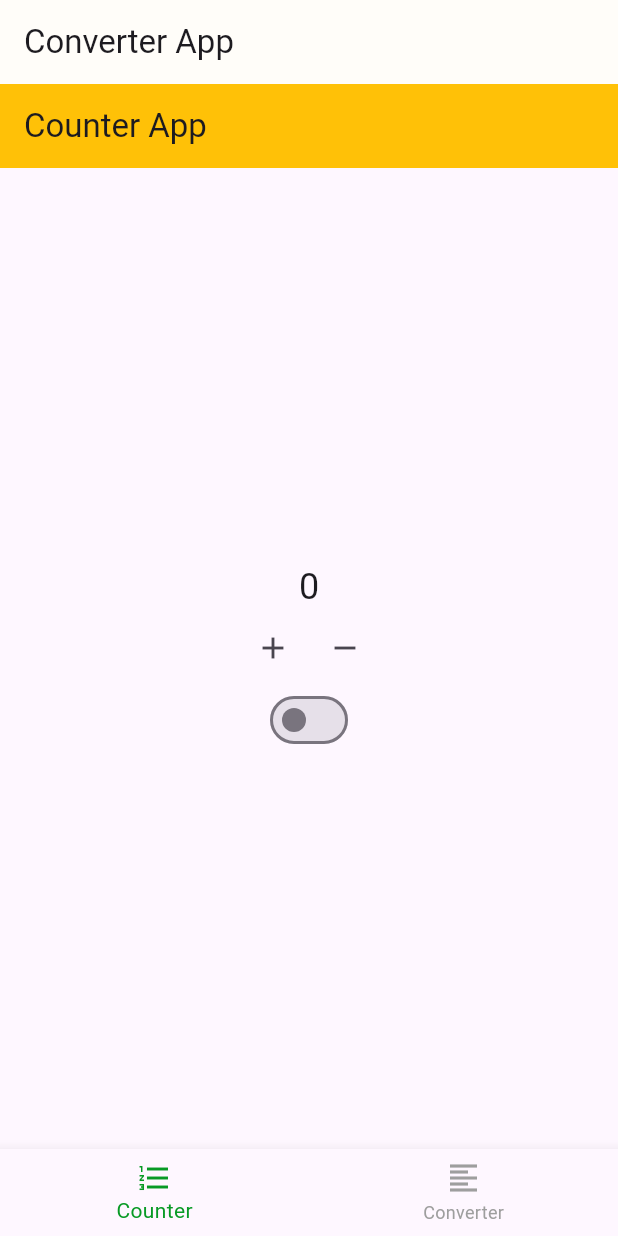
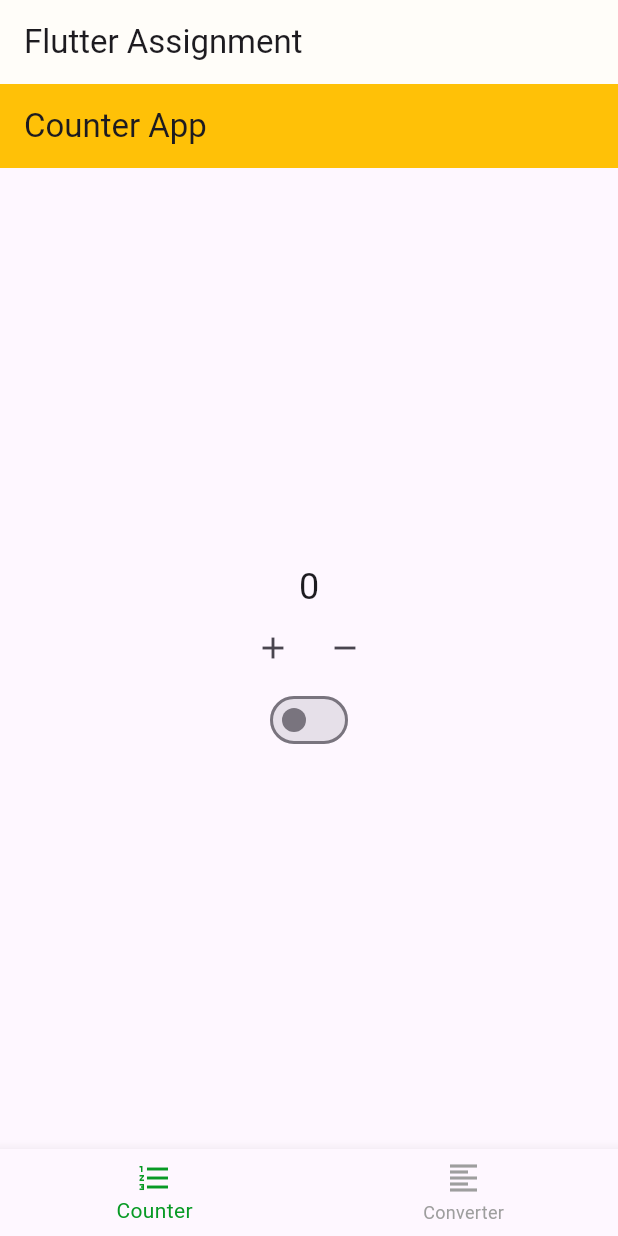
Before and after one commit to mohitvermax/flutter_assignment, a Flutter app: the screen it shows after launch, after a tap on the "add" icon, after a tap on the "remove" icon, on a phone screen of 412 x 824 dp. Run offline on Flutter 3.47's test engine with Material 3 defaults, Android fonts, the phone set to English and light mode, and no system bars; our stand-ins replace flutter_bloc.

Commit message:
counter app fixed

```diff
--- a/lib/features/counter/bloc/counter_bloc.dart
+++ b/lib/features/counter/bloc/counter_bloc.dart
@@ -1,18 +1,29 @@
+import 'dart:async';
+
 import 'package:flutter_bloc/flutter_bloc.dart';
 
 part 'counter_event.dart';
 part 'counter_state.dart';
 
 class CounterBloc extends Bloc<CounterEvent, CounterState> {
-  CounterBloc() : super(CounterState(0, false));
+  CounterBloc() : super(CounterState(0, false)) {
+    on<IncrementEvent>(incrementEvent);
+    on<DecrementEvent>(decrementEvent);
+    on<ToggleBinaryEvent>(toggleBinaryEvent);
+  }
 
-  Stream<CounterState> mapEventToState(CounterEvent event) async* {
-    if (event is IncrementEvent) {
-      yield CounterState(state.count + 1, state.isBinary);
-    } else if (event is DecrementEvent) {
-      yield CounterState(state.count - 1, state.isBinary);
-    } else if (event is ToggleBinaryEvent) {
-      yield CounterState(state.count, !state.isBinary);
-    }
+  FutureOr<void> incrementEvent(
+      IncrementEvent event, Emitter<CounterState> emit) {
+    emit(CounterState(state.count + 1, state.isBinary));
+  }
+
+  FutureOr<void> decrementEvent(
+      DecrementEvent event, Emitter<CounterState> emit) {
+    emit(CounterState(state.count - 1, state.isBinary));
+  }
+
+  FutureOr<void> toggleBinaryEvent(
+      ToggleBinaryEvent event, Emitter<CounterState> emit) {
+    emit(CounterState(state.count, !state.isBinary));
   }
 }
--- a/lib/features/counter/counter_page.dart
+++ b/lib/features/counter/counter_page.dart
@@ -1,6 +1,6 @@
 import 'package:flutter/material.dart';
-import 'package:flutter_assignment/features/counter/bloc/counter_bloc.dart';
 import 'package:flutter_bloc/flutter_bloc.dart';
+import 'package:flutter_assignment/features/counter/bloc/counter_bloc.dart'; // Import the counter_bloc.dart file
 
 class CounterPage extends StatelessWidget {
   @override
@@ -40,6 +40,7 @@ class CounterView extends StatelessWidget {
                     IconButton(
                       icon: Icon(Icons.add),
                       onPressed: () {
+                        // Dispatch IncrementEvent when add button is pressed
                         counterBloc.add(IncrementEvent());
                       },
                     ),
--- a/lib/main.dart
+++ b/lib/main.dart
@@ -28,14 +28,14 @@ class _MyAppState extends State<MyApp> {
   Widget build(BuildContext context) {
     return MaterialApp(
       debugShowCheckedModeBanner: false,
-      title: 'Counter App',
+      title: 'Flutter Assignment',
       theme: ThemeData(
         primarySwatch: Colors.blue,
       ),
       home: Scaffold(
         appBar: AppBar(
           backgroundColor: const Color.fromARGB(255, 255, 253, 249),
-          title: const Text('Converter App'),
+          title: const Text('Flutter Assignment'),
         ),
         body: _pages[_selectedIndex], // Display the selected page
         bottomNavigationBar: BottomNavigationBar(
```
